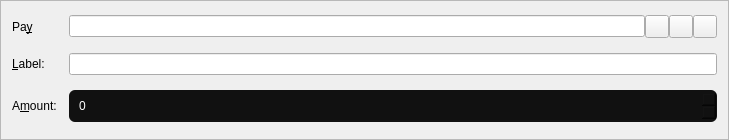
Before: the Qt Designer form src/qt/forms/sendcoinsentry.ui in btcdream/ecoin, drawn with Qt 5.
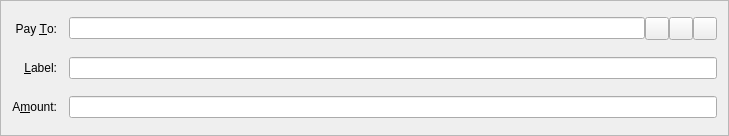
After: the same form once the commit is applied. Icons and pictures are not drawn. Custom widgets are drawn as their Qt base class.

Patch:
```diff
--- a/src/qt/forms/sendcoinsentry.ui
+++ b/src/qt/forms/sendcoinsentry.ui
@@ -7,7 +7,7 @@
     <x>0</x>
     <y>0</y>
     <width>729</width>
-    <height>140</height>
+    <height>136</height>
    </rect>
   </property>
   <property name="windowTitle">
@@ -29,10 +29,7 @@
       <string>A&amp;mount:</string>
      </property>
      <property name="alignment">
-      <set>Qt::AlignLeading|Qt::AlignLeft|Qt::AlignVCenter</set>
-     </property>
-     <property name="openExternalLinks">
-      <bool>true</bool>
+      <set>Qt::AlignRight|Qt::AlignTrailing|Qt::AlignVCenter</set>
      </property>
      <property name="buddy">
       <cstring>payAmount</cstring>
@@ -42,13 +39,10 @@
    <item row="3" column="0">
     <widget class="QLabel" name="label_2">
      <property name="text">
-      <string>Pa&amp;y </string>
+      <string>Pay &amp;To:</string>
      </property>
      <property name="alignment">
-      <set>Qt::AlignLeading|Qt::AlignLeft|Qt::AlignVCenter</set>
-     </property>
-     <property name="openExternalLinks">
-      <bool>true</bool>
+      <set>Qt::AlignRight|Qt::AlignTrailing|Qt::AlignVCenter</set>
      </property>
      <property name="buddy">
       <cstring>payTo</cstring>
@@ -56,15 +50,7 @@
     </widget>
    </item>
    <item row="5" column="1">
-    <widget class="BitcoinAmountField" name="payAmount">
-     <property name="styleSheet">
-      <string notr="true">	border-radius: 6px;
-	border-width: 0;
-	padding: 8px;
-	background-color: #111;
-	color: white;</string>
-     </property>
-    </widget>
+    <widget class="BitcoinAmountField" name="payAmount"/>
    </item>
    <item row="4" column="1">
     <layout class="QHBoxLayout" name="horizontalLayout_2">
@@ -89,10 +75,7 @@
       <string>&amp;Label:</string>
      </property>
      <property name="alignment">
-      <set>Qt::AlignLeading|Qt::AlignLeft|Qt::AlignVCenter</set>
-     </property>
-     <property name="openExternalLinks">
-      <bool>true</bool>
+      <set>Qt::AlignRight|Qt::AlignTrailing|Qt::AlignVCenter</set>
      </property>
      <property name="buddy">
       <cstring>addAsLabel</cstring>
@@ -167,17 +150,17 @@
   </layout>
  </widget>
  <customwidgets>
+  <customwidget>
+   <class>QValidatedLineEdit</class>
+   <extends>QLineEdit</extends>
+   <header>qvalidatedlineedit.h</header>
+  </customwidget>
   <customwidget>
    <class>BitcoinAmountField</class>
-   <extends>QSpinBox</extends>
+   <extends>QLineEdit</extends>
    <header>bitcoinamountfield.h</header>
    <container>1</container>
   </customwidget>
-  <customwidget>
-   <class>QValidatedLineEdit</class>
-   <extends>QLineEdit</extends>
-   <header>qvalidatedlineedit.h</header>
-  </customwidget>
  </customwidgets>
  <resources>
   <include location="../bitcoin.qrc"/>
```
Left out of the diff: 2 changed lines with no effect on the pictures.
